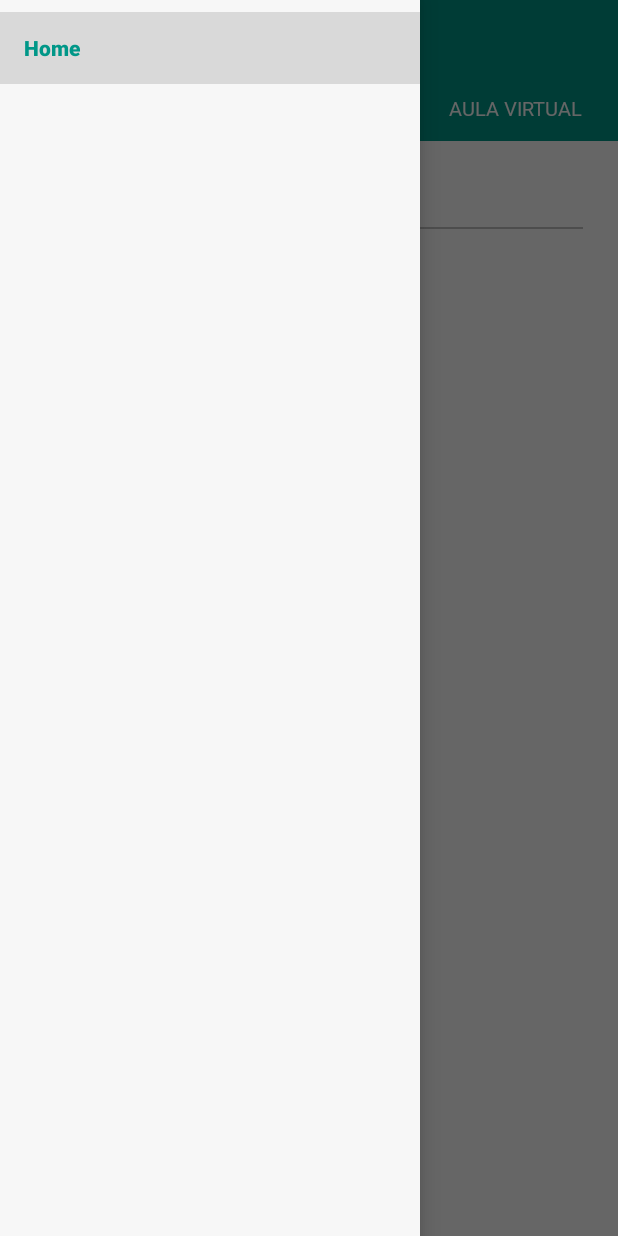
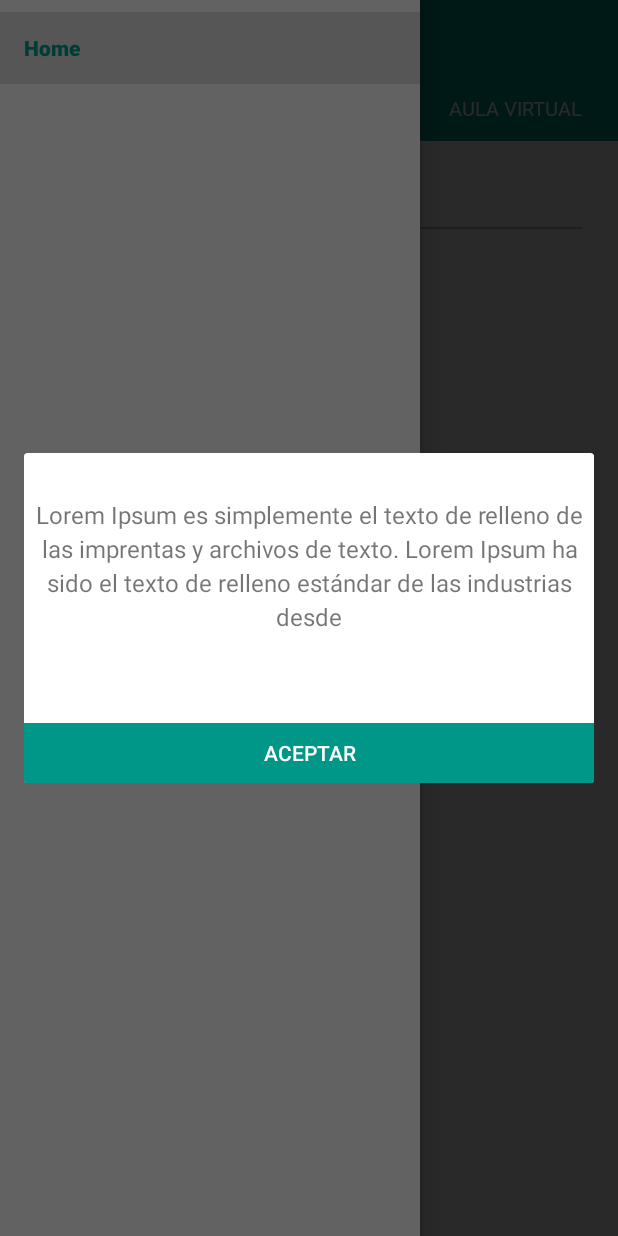
Before and after one commit to LutheranWorldRelief/AGMovil, an Android app: the screen it shows after launch (HomeActivity), with the side drawer open, on a phone screen of 412 x 824 dp. Run offline under Robolectric (Android 15) with nearby library versions, the phone set to English and light mode, and no system bars; our stand-ins replace CircleImageView, Picasso, Volley; libraries missing offline, so code that uses them is left out: cc.cloudist.acplibrary; network calls fail; pictures from the network do not load; 15 statements that could not run were skipped.

Commit message:
mensaje biblioteca

```diff
--- a/app/src/main/AndroidManifest.xml
+++ b/app/src/main/AndroidManifest.xml
@@ -40,6 +40,7 @@
         </provider>
 
         <activity android:name=".dialog"></activity>
+
         <activity
             android:name=".activities.WebView"
             android:screenOrientation="portrait" />
--- a/app/src/main/java/kronos/cacaomovil/adapter/AdapterBiblioteca.kt
+++ b/app/src/main/java/kronos/cacaomovil/adapter/AdapterBiblioteca.kt
@@ -40,7 +40,6 @@ class AdapterBiblioteca(private val mContext: Activity, private val listCategori
                 var charSearch = constraint.toString().trim()
                 charSearch = Constants.remove(charSearch)
 
-                System.out.println("charSearch "+charSearch+"...")
 
                 if (charSearch.isEmpty()){
 
--- a/app/src/main/java/kronos/cacaomovil/fragments/ListadoBiblioteca.kt
+++ b/app/src/main/java/kronos/cacaomovil/fragments/ListadoBiblioteca.kt
@@ -1,6 +1,8 @@
 package kronos.cacaomovil.fragments
 
 import android.app.Activity
+import android.app.Dialog
+import android.content.Context
 import android.graphics.Color
 import android.os.Bundle
 import android.support.v4.app.Fragment
@@ -26,11 +28,13 @@ import android.widget.Toast
 import android.support.v4.view.MenuItemCompat
 import android.support.v7.widget.*
 import android.content.Intent
+import android.content.SharedPreferences
 import android.icu.text.Normalizer
 import android.os.Handler
 import android.support.v4.os.HandlerCompat.postDelayed
-
-
+import android.view.Window
+import android.widget.Button
+import android.widget.TextView
 
 
 class ListadoBiblioteca : Fragment(), View.OnClickListener {
@@ -42,6 +46,7 @@ class ListadoBiblioteca : Fragment(), View.OnClickListener {
     lateinit var dialogBiblioteca: ACProgressFlower
     lateinit var CategoriasData: CategoriasDB
     var palabraBuscar:String = ""
+    private lateinit var Session: SharedPreferences
 
     override fun onCreateView(inflater: LayoutInflater, container: ViewGroup?,
                               savedInstanceState: Bundle?): View? {
@@ -107,8 +112,11 @@ class ListadoBiblioteca : Fragment(), View.OnClickListener {
             }
         })
 
-
-
+        Session = context!!.getSharedPreferences("datosAG", Context.MODE_PRIVATE)
+        if(Session!!.getBoolean("mostrarShow",true)){
+            Session!!.edit().putBoolean("mostrarShow",false).commit()
+            ShowDialogB()
+        }
 
     }
 
@@ -206,4 +214,20 @@ class ListadoBiblioteca : Fragment(), View.OnClickListener {
 
         }
     }
+
+    fun ShowDialogB(){
+        var myDialog = Dialog(context)
+        myDialog.requestWindowFeature(Window.FEATURE_NO_TITLE)
+        myDialog.setContentView(R.layout.activity_dialog)
+
+        var textView = myDialog.findViewById<View>(R.id.textView) as TextView
+        textView.text = "Lorem Ipsum es simplemente el texto de relleno de las imprentas y archivos de texto. Lorem Ipsum ha sido el texto de relleno estándar de las industrias desde"
+
+        var abrirMoodleDialog= myDialog.findViewById<View>(R.id.abrirMoodleDialog) as Button
+        abrirMoodleDialog.setText("Aceptar")
+        abrirMoodleDialog.setOnClickListener{
+            myDialog.cancel()
+        }
+        myDialog.show()
+    }
 }
--- a/app/src/main/res/layout/activity_dialog.xml
+++ b/app/src/main/res/layout/activity_dialog.xml
@@ -1,5 +1,5 @@
 <?xml version="1.0" encoding="utf-8"?>
-<android.support.constraint.ConstraintLayout xmlns:android="http://schemas.android.com/apk/res/android"
+<RelativeLayout xmlns:android="http://schemas.android.com/apk/res/android"
     xmlns:app="http://schemas.android.com/apk/res-auto"
     xmlns:tools="http://schemas.android.com/tools"
     android:layout_width="match_parent"
@@ -9,8 +9,8 @@
     <TextView
         android:id="@+id/textView"
         android:layout_width="match_parent"
-        android:layout_height="151dp"
-
+        android:layout_height="wrap_content"
+        android:minHeight="150dp"
         android:gravity="center"
         android:paddingLeft="5dp"
         android:paddingRight="5dp"
@@ -19,33 +19,26 @@
         android:lineSpacingMultiplier="1.2"
         android:textIsSelectable="true"
         android:textSize="16dp"
-        tools:layout_editor_absoluteX="2dp"
-        tools:layout_editor_absoluteY="0dp" />
+        />
 
-    <RelativeLayout
-        android:layout_width="wrap_content"
-        android:layout_height="fill_parent"
-        android:gravity="bottom"
-        android:paddingTop="30dp"
-        android:textAlignment="viewEnd"
-        tools:layout_editor_absoluteX="2dp"
-        tools:layout_editor_absoluteY="0dp">
+    <LinearLayout
+        android:layout_width="match_parent"
+        android:layout_height="wrap_content"
+        android:layout_below="@+id/textView"
+        android:paddingTop="30dp">
 
         <Button
             android:id="@+id/abrirMoodleDialog"
             android:layout_width="match_parent"
             android:layout_height="wrap_content"
-            android:layout_alignParentStart="true"
-            android:layout_alignParentEnd="true"
             android:layout_marginStart="0dp"
-            android:layout_marginTop="252dp"
             android:layout_marginEnd="0dp"
             android:background="#009688"
             android:outlineAmbientShadowColor="#009688"
             android:text="@string/btnAccesoApp"
             android:textColor="#FFFFFF" />
 
-    </RelativeLayout>
+    </LinearLayout>
 
 
-</android.support.constraint.ConstraintLayout>
+</RelativeLayout>
```
Also changed, not shown: app/src/main/java/kronos/cacaomovil/adapter/AdapterAppsList.kt (+74 -15 lines), app/src/main/java/kronos/cacaomovil/fragments/ListadoApps.kt (+10 -2 lines), app/src/main/java/kronos/cacaomovil/models/CategoriasM.kt (+11 -0 lines), app/src/main/res/layout/section.xml (+30 -8 lines), app/src/main/res/drawable/arrow_bottom.png (added), app/src/main/res/drawable/arrow_up.png (added).
